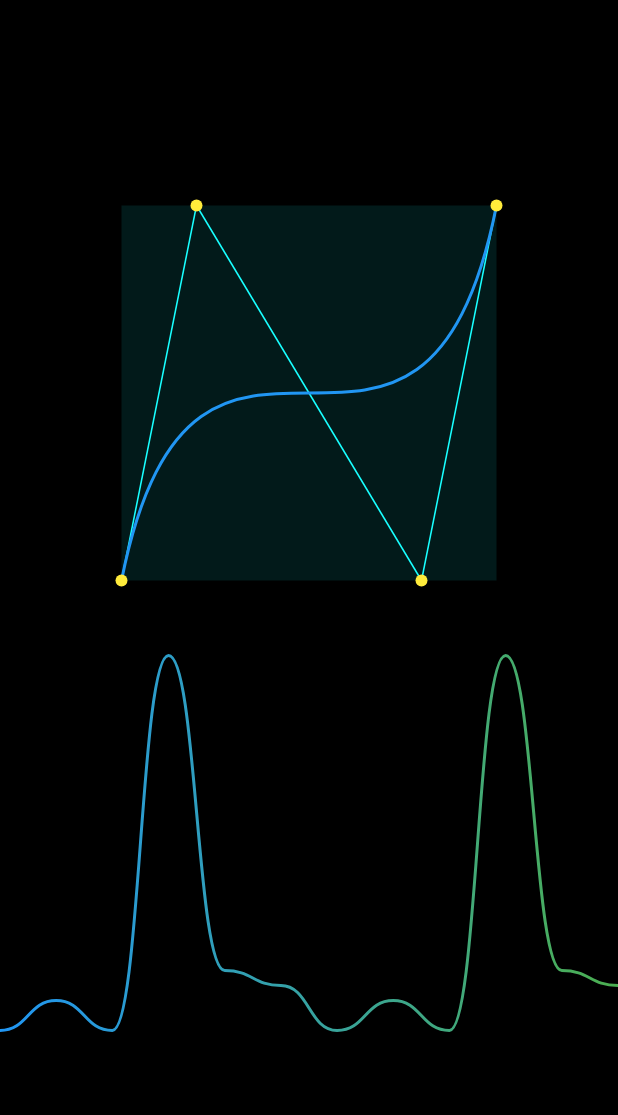
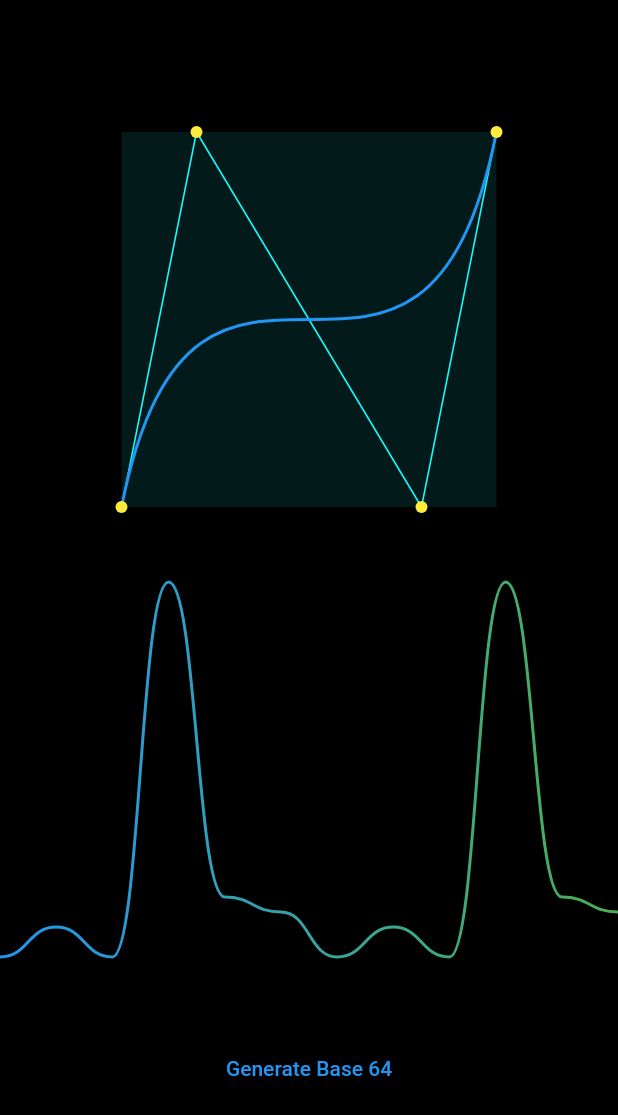
Before and after one commit to nirmal-mazhuvanpilly/flutter-custom-widgets, a Flutter app: the CubicBezierCurve screen opened directly, on a phone screen of 412 x 824 dp. Shown: the top 1115 px of the screen. Run offline on Flutter 3.47's test engine with Material 2 defaults, Android fonts, the phone set to English and light mode, and no system bars; our stand-ins replace cached_network_image, fl_chart, flutter_linkify, lottie, syncfusion_flutter_gauges; missing offline and left inert: rainbow_color.

Commit message:
Base 64 Encrypt & Decrypt

```diff
--- a/lib/beizer/cubic_bezier.dart
+++ b/lib/beizer/cubic_bezier.dart
@@ -1,3 +1,5 @@
+import 'dart:convert';
+
 import 'package:flutter/material.dart';
 
 class CubicBezierCurve extends StatefulWidget {
@@ -8,7 +10,7 @@ class CubicBezierCurve extends StatefulWidget {
 }
 
 class _CubicBezierCurveState extends State<CubicBezierCurve> {
-  final ValueNotifier<Offset> localPosition = ValueNotifier(Offset(0,0));
+  final ValueNotifier<Offset> localPosition = ValueNotifier(const Offset(0, 0));
 
   @override
   Widget build(BuildContext context) {
@@ -50,6 +52,17 @@ class _CubicBezierCurveState extends State<CubicBezierCurve> {
                 painter: CubicBezierCurvePainter(),
               ),
             ),
+            const SizedBox(height: 50),
+            TextButton(
+                onPressed: () {
+                  String credentials = "419052:hGJFLyZ0iWF9MWocn37w";
+                  Codec<String, String> stringToBase64 = utf8.fuse(base64);
+                  String encoded = stringToBase64.encode(credentials);
+                  String decoded = stringToBase64.decode(encoded);
+                  print(encoded);
+                  print(decoded);
+                },
+                child: const Text("Generate Base 64"))
           ],
         ),
       ),
```
